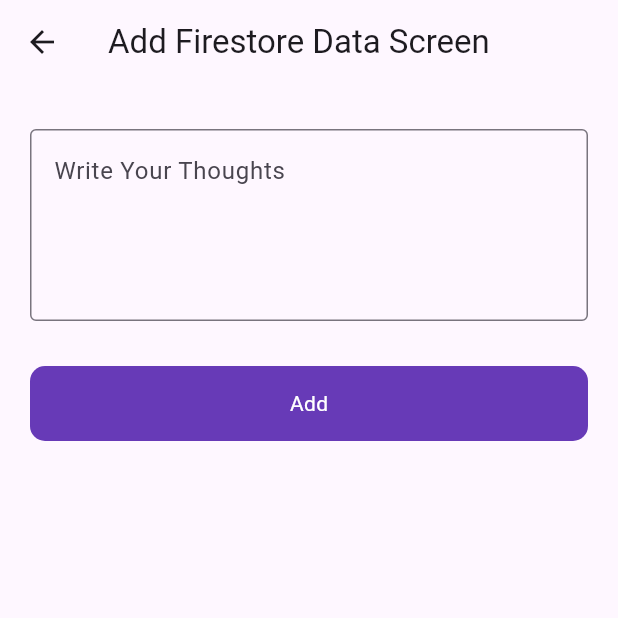
After one commit to Usaid-Dev/firebase, a Flutter app: the FirestoreScreen screen opened directly, after a tap on the "add" icon, on a phone screen of 412 x 824 dp, the top half of it. The commit adds this screen. Run offline on Flutter 3.47's test engine with Material 3 defaults, Android fonts, the phone set to English and light mode, and no system bars; our stand-ins replace firebase_auth, firebase_core, firebase_database, fluttertoast; accounts and stored records are empty.

Commit message:
created the screen for firestore

```diff
--- /dev/null
+++ b/lib/Ui/firestore/add_firestore_data.dart
@@ -0,0 +1,55 @@
+import 'package:flutter/material.dart';
+import 'package:firebase/utils/utils.dart';
+import 'package:firebase/widgets/round_button.dart';
+import 'package:firebase_database/firebase_database.dart';
+
+class AddFireStoreData extends StatefulWidget {
+  const AddFireStoreData({super.key});
+
+  @override
+  State<AddFireStoreData> createState() => _AddFireStoreDataState();
+}
+
+class _AddFireStoreDataState extends State<AddFireStoreData> {
+  final postController = TextEditingController();
+
+  bool loading = false;
+
+  @override
+  Widget build(BuildContext context) {
+    return Scaffold(
+      appBar: AppBar(
+        title: const Text('Add Firestore Data Screen'),
+      ),
+      body: Padding(
+        padding: const EdgeInsets.symmetric(horizontal: 20),
+        child: Column(
+          children: [
+            const SizedBox(
+              height: 30,
+            ),
+            TextFormField(
+              controller: postController,
+              maxLines: 4,
+              decoration: const InputDecoration(
+                  hintText: "Write Your Thoughts",
+                  border: OutlineInputBorder()),
+            ),
+            const SizedBox(
+              height: 30,
+            ),
+            RoundButton(
+                title: "Add",
+                loading: loading,
+                onTap: () {
+                  Navigator.pop(context);
+                  setState(() {
+                    loading = true;
+                  });
+                })
+          ],
+        ),
+      ),
+    );
+  }
+}
--- /dev/null
+++ b/lib/Ui/firestore/firestore_list_screen.dart
@@ -0,0 +1,112 @@
+import 'package:firebase/Ui/firestore/add_firestore_data.dart';
+import 'package:flutter/material.dart';
+import 'package:firebase/Ui/auth/login_screen.dart';
+import 'package:firebase/Ui/posts/add_posts.dart';
+import 'package:firebase/utils/utils.dart';
+import 'package:firebase_auth/firebase_auth.dart';
+import 'package:firebase_database/firebase_database.dart';
+import 'package:firebase_database/ui/firebase_animated_list.dart';
+
+class FirestoreScreen extends StatefulWidget {
+  const FirestoreScreen({super.key});
+
+  @override
+  State<FirestoreScreen> createState() => _FirestoreScreenState();
+}
+
+class _FirestoreScreenState extends State<FirestoreScreen> {
+  final auth = FirebaseAuth.instance;
+
+  final editController = TextEditingController();
+
+  @override
+  Widget build(BuildContext context) {
+    return Scaffold(
+      appBar: AppBar(
+        automaticallyImplyLeading: false,
+        title: const Text('Firestore Data Screen'),
+        centerTitle: true,
+        actions: [
+          IconButton(
+            onPressed: () {
+              auth.signOut().then((value) {
+                Navigator.push(
+                  context,
+                  MaterialPageRoute(
+                    builder: (context) => const LoginScreen(),
+                  ),
+                );
+              }).onError((error, stackTrace) {
+                Utils().toastMessage(error.toString());
+              });
+            },
+            icon: const Icon(Icons.logout),
+          ),
+          const SizedBox(
+            width: 10,
+          )
+        ],
+      ),
+      body: Column(
+        children: [
+          SizedBox(
+            height: 10,
+          ),
+          Expanded(
+            child: ListView.builder(
+                itemCount: 10,
+                itemBuilder: (context, index) {
+                  return ListTile(
+                    title: Text('Hello'),
+                  );
+                }),
+          )
+        ],
+      ),
+      floatingActionButton: FloatingActionButton(
+        onPressed: () {
+          Navigator.push(
+            context,
+            MaterialPageRoute(
+              builder: (context) => const AddFireStoreData(),
+            ),
+          );
+        },
+        child: const Icon(Icons.add),
+      ),
+    );
+  }
+
+  Future<void> shoyMyDialog(String title, String id) async {
+    editController.text = title;
+    return showDialog(
+        context: context,
+        builder: (BuildContext context) {
+          return AlertDialog(
+            title: Text('Update'),
+            content: Container(
+              child: TextField(
+                controller: editController,
+                decoration: InputDecoration(
+                  hintText: 'Edit',
+                ),
+              ),
+            ),
+            actions: [
+              TextButton(
+                onPressed: () {
+                  Navigator.pop(context);
+                },
+                child: Text('Cancel'),
+              ),
+              TextButton(
+                onPressed: () {
+                  Navigator.pop(context);
+                },
+                child: Text('Update'),
+              ),
+            ],
+          );
+        });
+  }
+}
--- a/lib/firebase_services/splash_services.dart
+++ b/lib/firebase_services/splash_services.dart
@@ -1,7 +1,7 @@
 import 'dart:async';
 
 import 'package:firebase/Ui/auth/login_screen.dart';
-import 'package:firebase/Ui/posts/post_screen.dart';
+import 'package:firebase/Ui/firestore/firestore_list_screen.dart';
 import 'package:firebase_auth/firebase_auth.dart';
 import 'package:flutter/material.dart';
 
@@ -14,7 +14,7 @@ class SplashServices {
     if (user != null) {
       Timer(const Duration(seconds: 3), () {
         Navigator.push(context,
-            MaterialPageRoute(builder: (context) => const PostScreen()));
+            MaterialPageRoute(builder: (context) => const FirestoreScreen()));
       });
     } else {
       Timer(const Duration(seconds: 3), () {
```
